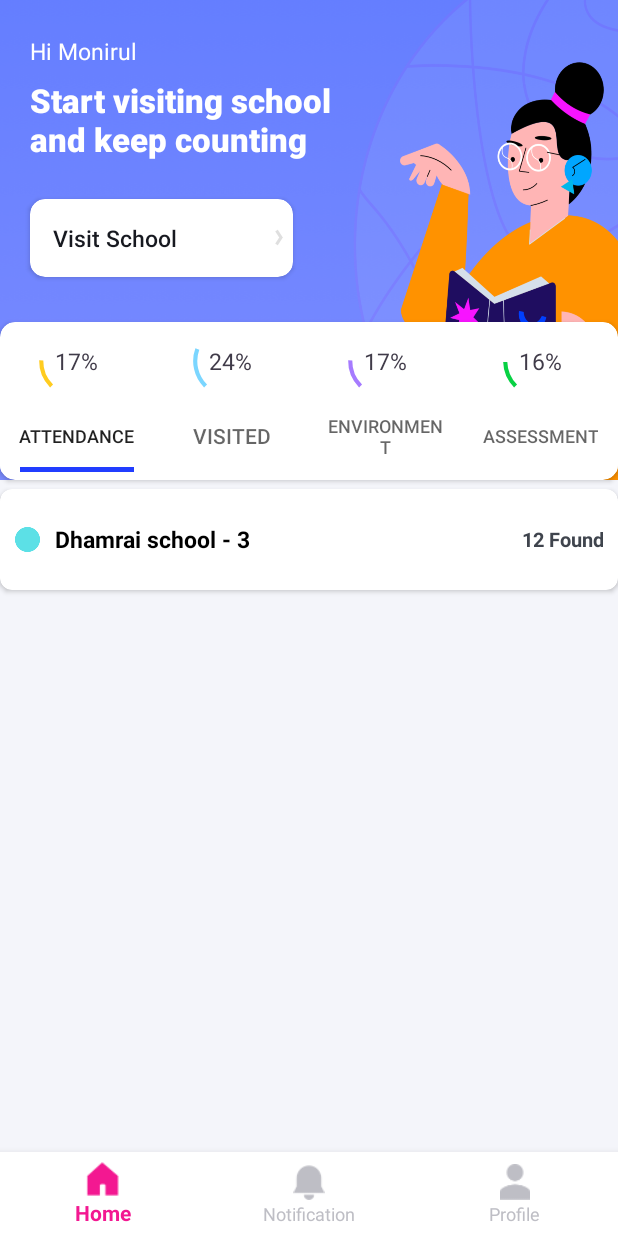
After one commit to SubrotaDebnath/ProjectWorkSST, an Android app: the HomeAttendanceListContainer screen opened directly, with no data from a screen before it, on a phone screen of 412 x 824 dp. The commit adds this screen. Run offline under Robolectric (Android 15) with nearby library versions, the phone set to English and light mode, and no system bars.

Commit message:
home appbar with viewpager UI done

```diff
--- a/app/build.gradle
+++ b/app/build.gradle
@@ -41,5 +41,4 @@
     androidTestImplementation 'androidx.test.espresso:espresso-core:3.2.0'
 
 
-
 }
--- /dev/null
+++ b/app/src/main/java/com/bracedu/sst/fragment/HomeAttendanceListContainer.java
@@ -0,0 +1,23 @@
+package com.bracedu.sst.fragment;
+
+import android.os.Bundle;
+
+import androidx.fragment.app.Fragment;
+
+import android.view.LayoutInflater;
+import android.view.View;
+import android.view.ViewGroup;
+
+import com.bracedu.sst.R;
+
+
+public class HomeAttendanceListContainer extends Fragment {
+
+
+    @Override
+    public View onCreateView(LayoutInflater inflater, ViewGroup container,
+                             Bundle savedInstanceState) {
+        // Inflate the layout for this fragment
+        return inflater.inflate(R.layout.fragment_home_attendance_list_container, container, false);
+    }
+}
--- a/app/src/main/java/com/bracedu/sst/fragment/HomeMainFragment.java
+++ b/app/src/main/java/com/bracedu/sst/fragment/HomeMainFragment.java
@@ -2,24 +2,83 @@
 
 import android.os.Bundle;
 
+import androidx.annotation.NonNull;
 import androidx.fragment.app.Fragment;
+import androidx.fragment.app.FragmentManager;
+import androidx.fragment.app.FragmentPagerAdapter;
+import androidx.viewpager.widget.ViewPager;
 
 import android.view.LayoutInflater;
 import android.view.View;
 import android.view.ViewGroup;
+import android.widget.TableLayout;
 
 import com.bracedu.sst.R;
+import com.google.android.material.tabs.TabLayout;
 
 public class HomeMainFragment extends Fragment {
-
-
+    TabLayout tabLayout;
+    ViewPager viewPager;
 
     @Override
     public View onCreateView(LayoutInflater inflater, ViewGroup container,
                              Bundle savedInstanceState) {
         View view = inflater.inflate(R.layout.fragment_home_main, container, false);
+        viewPager = view.findViewById(R.id.homeListContainerViewpager);
+        tabLayout = view.findViewById(R.id.homeTabLayout);
 
 
+        HomePagerAdapter adapter = new HomePagerAdapter(getFragmentManager(),  tabLayout.getTabCount());
+        viewPager.setAdapter(adapter);
+        viewPager.addOnPageChangeListener(new TabLayout.TabLayoutOnPageChangeListener(tabLayout));
+        tabLayout.addOnTabSelectedListener(tapTab);
         return view;
     }
+
+    TabLayout.OnTabSelectedListener tapTab =new TabLayout.OnTabSelectedListener() {
+        @Override
+        public void onTabSelected(TabLayout.Tab tab) {
+            viewPager.setCurrentItem(tab.getPosition());
+        }
+
+        @Override
+        public void onTabUnselected(TabLayout.Tab tab) {
+
+        }
+
+        @Override
+        public void onTabReselected(TabLayout.Tab tab) {
+
+        }
+    };
+
+    private class HomePagerAdapter extends FragmentPagerAdapter{
+        private int tabCount;
+
+        public HomePagerAdapter(FragmentManager fm, int tabCount) {
+            super(fm, tabCount);
+            this.tabCount = tabCount;
+        }
+
+        @NonNull
+        @Override
+        public Fragment getItem(int position) {
+            switch (position){
+                case 0:
+                    return new HomeAttendanceListContainer();
+                case 1:
+                    return new HomeVisitedListContainer();
+                case 2:
+                    return new HomeEnvironmentListContainer();
+                case 3:
+                    return new HomeAssessmentListContainer();
+            }
+            return null;
+        }
+
+        @Override
+        public int getCount() {
+            return tabCount;
+        }
+    }
 }
--- /dev/null
+++ b/app/src/main/java/com/bracedu/sst/fragment/HomeVisitedListContainer.java
@@ -0,0 +1,22 @@
+package com.bracedu.sst.fragment;
+
+import android.os.Bundle;
+
+import androidx.fragment.app.Fragment;
+
+import android.view.LayoutInflater;
+import android.view.View;
+import android.view.ViewGroup;
+
+import com.bracedu.sst.R;
+
+
+public class HomeVisitedListContainer extends Fragment {
+
+    @Override
+    public View onCreateView(LayoutInflater inflater, ViewGroup container,
+                             Bundle savedInstanceState) {
+        // Inflate the layout for this fragment
+        return inflater.inflate(R.layout.fragment_home_visited_list_container, container, false);
+    }
+}
--- /dev/null
+++ b/app/src/main/res/layout/fragment_home_attendance_list_container.xml
@@ -0,0 +1,11 @@
+<?xml version="1.0" encoding="utf-8"?>
+<FrameLayout xmlns:android="http://schemas.android.com/apk/res/android"
+    xmlns:tools="http://schemas.android.com/tools"
+    android:layout_width="match_parent"
+    android:layout_height="match_parent"
+    android:background="@drawable/home_list_background"
+    tools:context=".fragment.HomeAttendanceListContainer">
+
+    <include layout="@layout/attendance_list_card"/>
+
+</FrameLayout>
--- a/app/src/main/res/values/strings.xml
+++ b/app/src/main/res/values/strings.xml
@@ -6,4 +6,7 @@
     <string name="homeHeadingString">Start visiting school\nand keep counting</string>
     <string name="visit_school">Visit School</string>
 
+    <!-- TODO: Remove or change this placeholder text -->
+    <string name="hello_blank_fragment">Hello blank fragment</string>
+
 </resources>
```
Also changed, not shown: app/src/main/java/com/bracedu/sst/fragment/HomeAssessmentListContainer.java (added, +22 -0 lines), app/src/main/java/com/bracedu/sst/fragment/HomeEnvironmentListContainer.java (added, +21 -0 lines), app/src/main/res/layout/fragment_home_assessment_list_container.xml (added, +10 -0 lines), app/src/main/res/layout/fragment_home_environment_list_container.xml (added, +10 -0 lines), app/src/main/res/layout/fragment_home_main.xml (+7 -29 lines), app/src/main/res/layout/fragment_home_visited_list_container.xml (added, +11 -0 lines).
